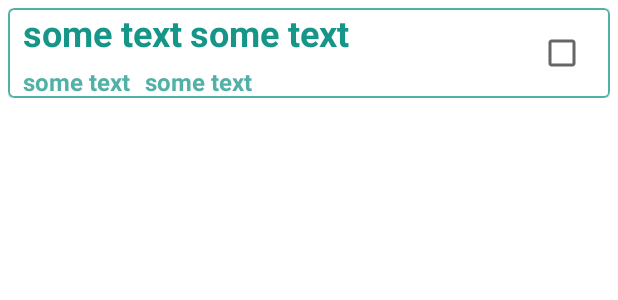
After one commit to ZayetsA/Survay, an Android app: the layout user_item.xml on its own in the app's theme, with its tools: preview values and no code run, on a phone screen of 412 x 824 dp. The commit adds this screen. Shown: the top 300 px of the screen. Run offline under Robolectric (Android 15) with nearby library versions, the phone set to English and light mode, and no system bars.

Commit message:
added users rv and done with some issues

```diff
--- a/app/src/main/java/com/onix/internship/survay/database/DataBaseDao.kt
+++ b/app/src/main/java/com/onix/internship/survay/database/DataBaseDao.kt
@@ -14,6 +14,12 @@ interface DataBaseDao {
     @Query("SELECT * FROM users ORDER BY userId DESC")
     fun getAllUsers(): LiveData<List<User>>
 
+    @Query("SELECT * FROM users WHERE role == 1 OR role == 2")
+    fun getUsersAndMentors(): LiveData<List<User>>
+
     @Query("SELECT * FROM users WHERE login LIKE :login")
     suspend fun getLogin(login: String): User?
+
+    @Query("SELECT COUNT(*) FROM USERS")
+    suspend fun getCount(): Int
 }
--- /dev/null
+++ b/app/src/main/res/drawable/cardview_body.xml
@@ -0,0 +1,14 @@
+<?xml version="1.0" encoding="utf-8"?>
+<selector xmlns:android="http://schemas.android.com/apk/res/android">
+    <item>
+        <layer-list>
+            <item>
+                <shape>
+                    <solid android:color="@color/white" />
+                    <corners android:radius="3dp" />
+                    <stroke android:width="1dp" android:color="@color/tab_color_selected" />
+                </shape>
+            </item>
+        </layer-list>
+    </item>
+</selector>
--- /dev/null
+++ b/app/src/main/res/layout/user_item.xml
@@ -0,0 +1,87 @@
+<?xml version="1.0" encoding="utf-8"?>
+<layout xmlns:android="http://schemas.android.com/apk/res/android"
+    xmlns:app="http://schemas.android.com/apk/res-auto">
+
+    <LinearLayout
+        android:id="@+id/userItemLayout"
+        android:layout_width="match_parent"
+        android:layout_height="wrap_content"
+        android:layout_margin="@dimen/margin_5"
+        android:orientation="vertical">
+
+        <com.google.android.material.card.MaterialCardView
+            android:id="@+id/userItemCardView"
+            android:layout_width="match_parent"
+            android:layout_height="wrap_content"
+            android:layout_gravity="center"
+            android:clickable="true"
+            android:focusable="true">
+
+            <androidx.constraintlayout.widget.ConstraintLayout
+                android:id="@+id/userItemListView"
+                android:layout_width="match_parent"
+                android:layout_height="match_parent"
+                android:background="@drawable/cardview_body"
+                android:orientation="vertical">
+
+                <TextView
+                    android:id="@+id/userItemFirstName"
+                    android:layout_width="wrap_content"
+                    android:layout_height="wrap_content"
+                    android:layout_marginStart="@dimen/margin_10"
+                    android:text="@string/default_description"
+                    android:textColor="@color/tab_color_unselected"
+                    android:textSize="@dimen/text_24"
+                    android:textStyle="bold"
+                    app:layout_constraintStart_toStartOf="parent"
+                    app:layout_constraintTop_toTopOf="parent" />
+
+                <TextView
+                    android:id="@+id/userItemSecondName"
+                    android:layout_width="wrap_content"
+                    android:layout_height="wrap_content"
+                    android:layout_marginStart="@dimen/margin_5"
+                    android:text="@string/default_description"
+                    android:textColor="@color/tab_color_unselected"
+                    android:textSize="@dimen/text_24"
+                    android:textStyle="bold"
+                    app:layout_constraintStart_toEndOf="@id/userItemFirstName"
+                    app:layout_constraintTop_toTopOf="parent" />
+
+                <TextView
+                    android:id="@+id/userItemUsername"
+                    android:layout_width="wrap_content"
+                    android:layout_height="wrap_content"
+                    android:layout_marginStart="@dimen/margin_10"
+                    android:layout_marginTop="@dimen/margin_5"
+                    android:text="@string/default_description"
+                    android:textColor="@color/tab_color_selected"
+                    android:textSize="@dimen/text_16"
+                    android:textStyle="bold"
+                    app:layout_constraintStart_toStartOf="parent"
+                    app:layout_constraintTop_toBottomOf="@id/userItemSecondName" />
+
+                <TextView
+                    android:id="@+id/userItemUserRole"
+                    android:layout_width="wrap_content"
+                    android:layout_height="wrap_content"
+                    android:layout_marginStart="@dimen/margin_10"
+                    android:layout_marginTop="@dimen/margin_5"
+                    android:text="@string/default_description"
+                    android:textColor="@color/tab_color_selected"
+                    android:textSize="@dimen/text_16"
+                    android:textStyle="bold"
+                    app:layout_constraintStart_toEndOf="@id/userItemUsername"
+                    app:layout_constraintBottom_toBottomOf="parent"/>
+
+                <androidx.appcompat.widget.AppCompatCheckBox
+                    android:layout_width="wrap_content"
+                    android:layout_height="wrap_content"
+                    app:layout_constraintBottom_toBottomOf="parent"
+                    app:layout_constraintEnd_toEndOf="parent"
+                    app:layout_constraintTop_toTopOf="parent" />
+            </androidx.constraintlayout.widget.ConstraintLayout>
+        </com.google.android.material.card.MaterialCardView>
+    </LinearLayout>
+
+</layout>
--- a/app/src/main/res/values/dimens.xml
+++ b/app/src/main/res/values/dimens.xml
@@ -11,4 +11,9 @@
     <dimen name="margin_30">30dp</dimen>
     <dimen name="padding_20">20dp</dimen>
     <dimen name="padding_40">40dp</dimen>
+    <dimen name="text_32">32sp</dimen>
+    <dimen name="text_28">28sp</dimen>
+    <dimen name="margin_5">5dp</dimen>
+    <dimen name="margin_10">10dp</dimen>
+    <dimen name="text_24">24sp</dimen>
 </resources>
--- a/app/src/main/res/values/strings.xml
+++ b/app/src/main/res/values/strings.xml
@@ -12,4 +12,5 @@
     <string name="buttonSubmitText">Submit</string>
     <string name="loginContainerTitleText">Hello</string>
     <string name="buttonConnectText">Connect</string>
+    <string name="default_description">some text</string>
 </resources>
```
Also changed, not shown: app/src/main/java/com/onix/internship/survay/database/RegisterRepository.kt (+9 -1 lines), app/src/main/java/com/onix/internship/survay/login/LoginViewModel.kt (+4 -3 lines), app/src/main/java/com/onix/internship/survay/signup/SignupViewModel.kt (+8 -10 lines), app/src/main/java/com/onix/internship/survay/userlist/UserList.kt (deleted, +0 -28 lines), app/src/main/java/com/onix/internship/survay/userlist/UserListAdapter.kt (added, +37 -0 lines), app/src/main/java/com/onix/internship/survay/userlist/UserListFragment.kt (added, +51 -0 lines), app/src/main/java/com/onix/internship/survay/userlist/UserListViewModel.kt (+19 -1 lines), app/src/main/java/com/onix/internship/survay/userlist/UserListViewModelFactory.kt (added, +19 -0 lines), app/src/main/java/com/onix/internship/survay/util/MD5.kt (added, +11 -0 lines), app/src/main/res/layout/fragment_user_list.xml (+10 -8 lines), app/src/main/res/navigation/navigation_graph.xml (+6 -2 lines).
